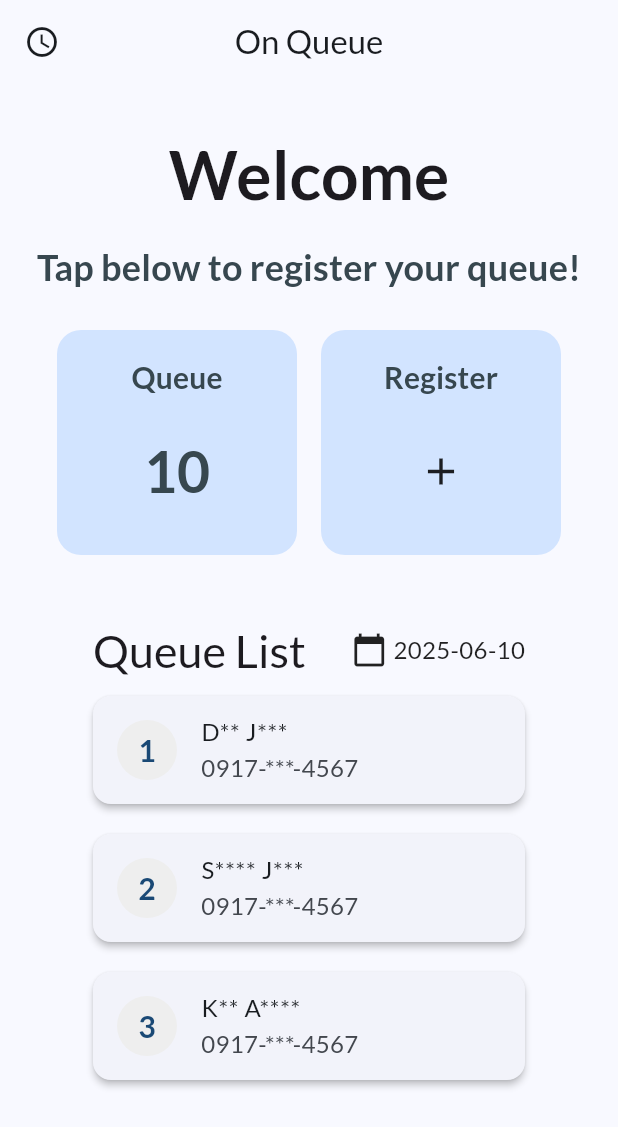
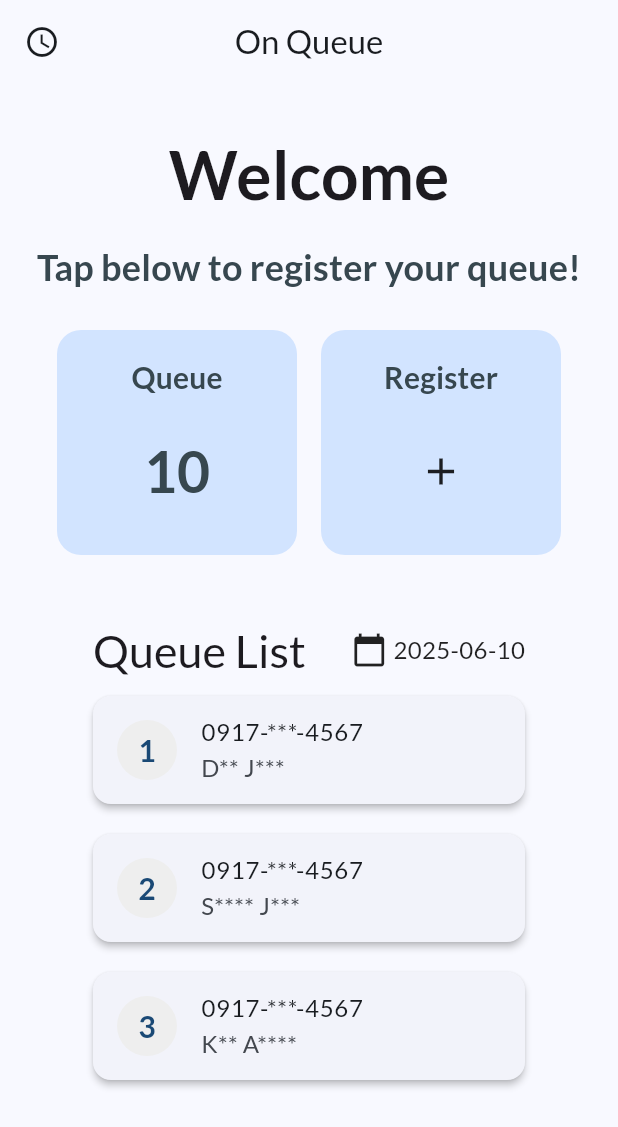
Before and after one commit to Chohanwool/COP-On-Queue-user-, a Flutter app: the QueueDashboardScreen screen opened directly, on a phone screen of 412 x 824 dp. Shown: the top 1127 px of the screen. Run offline on Flutter 3.47's test engine with Material 3 defaults, Android fonts, the phone set to English and light mode, and no system bars; our stand-ins replace google_fonts.

Commit message:
[modify]queue_list_item.dart 레이아웃 순서 변경

```diff
--- a/lib/widgets/queue_list_item.dart
+++ b/lib/widgets/queue_list_item.dart
@@ -17,8 +17,8 @@ class QueueListItem extends StatelessWidget {
           backgroundColor: Colors.grey.shade200,
           child: Text(queueEntity.id),
         ),
-        title: Text(queueEntity.maskedFullName),
-        subtitle: Text(queueEntity.maskedPhone),
+        title: Text(queueEntity.maskedPhone),
+        subtitle: Text(queueEntity.maskedFullName),
         trailing: Column(mainAxisAlignment: MainAxisAlignment.center),
       ),
     );
```
